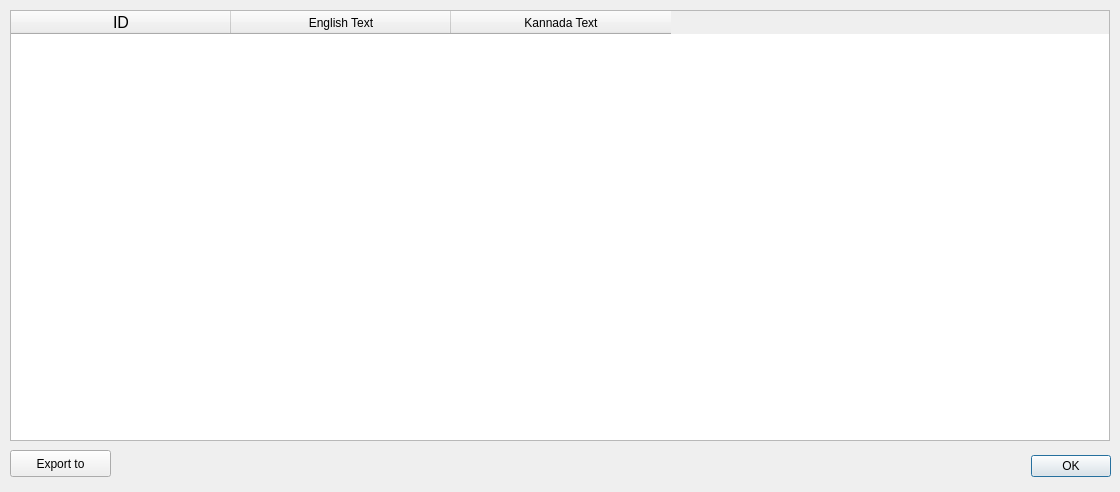
The window that App/ui/TraDB.ui (shashankrnr32/KannadaTTS-Application) describes before a commit, drawn with Qt 5.
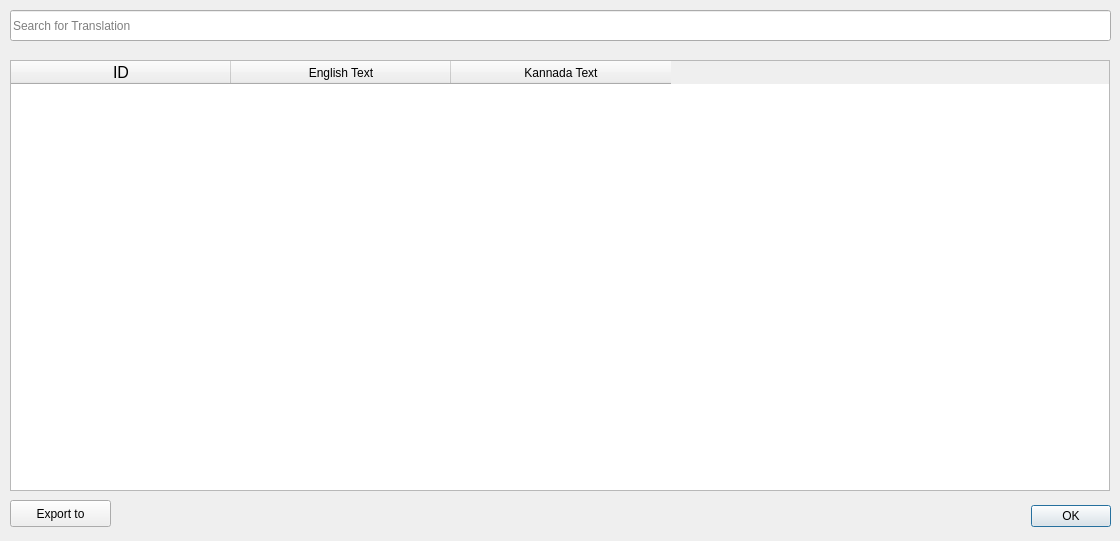
The same window after the commit. Icons and pictures are not drawn.

```diff
--- a/App/ui/TraDB.ui
+++ b/App/ui/TraDB.ui
@@ -7,7 +7,7 @@
     <x>0</x>
     <y>0</y>
     <width>1120</width>
-    <height>492</height>
+    <height>541</height>
    </rect>
   </property>
   <property name="windowTitle">
@@ -17,7 +17,7 @@
    <property name="geometry">
     <rect>
      <x>10</x>
-     <y>450</y>
+     <y>500</y>
      <width>1101</width>
      <height>32</height>
     </rect>
@@ -33,7 +33,7 @@
    <property name="geometry">
     <rect>
      <x>10</x>
-     <y>10</y>
+     <y>60</y>
      <width>1100</width>
      <height>431</height>
     </rect>
@@ -41,6 +41,9 @@
    <property name="acceptDrops">
     <bool>false</bool>
    </property>
+   <property name="styleSheet">
+    <string notr="true">opacity:10</string>
+   </property>
    <property name="horizontalScrollBarPolicy">
     <enum>Qt::ScrollBarAlwaysOff</enum>
    </property>
@@ -129,7 +132,7 @@
    <property name="geometry">
     <rect>
      <x>10</x>
-     <y>450</y>
+     <y>500</y>
      <width>101</width>
      <height>27</height>
     </rect>
@@ -138,6 +141,44 @@
     <string>Export to</string>
    </property>
   </widget>
+  <widget class="QPushButton" name="clear_button">
+   <property name="geometry">
+    <rect>
+     <x>1080</x>
+     <y>12</y>
+     <width>31</width>
+     <height>27</height>
+    </rect>
+   </property>
+   <property name="text">
+    <string/>
+   </property>
+   <property name="icon">
+    <iconset resource="AppResources.qrc">
+     <normaloff>:/img/img/close.png</normaloff>:/img/img/close.png</iconset>
+   </property>
+   <property name="flat">
+    <bool>true</bool>
+   </property>
+  </widget>
+  <widget class="QLineEdit" name="search_text">
+   <property name="geometry">
+    <rect>
+     <x>10</x>
+     <y>10</y>
+     <width>1101</width>
+     <height>31</height>
+    </rect>
+   </property>
+   <property name="placeholderText">
+    <string>Search for Translation</string>
+   </property>
+  </widget>
+  <zorder>search_text</zorder>
+  <zorder>buttonBox</zorder>
+  <zorder>tableWidget</zorder>
+  <zorder>export_button</zorder>
+  <zorder>clear_button</zorder>
  </widget>
  <resources/>
  <connections>
```
Left out of the diff: 52 changed lines with no effect on the pictures.
